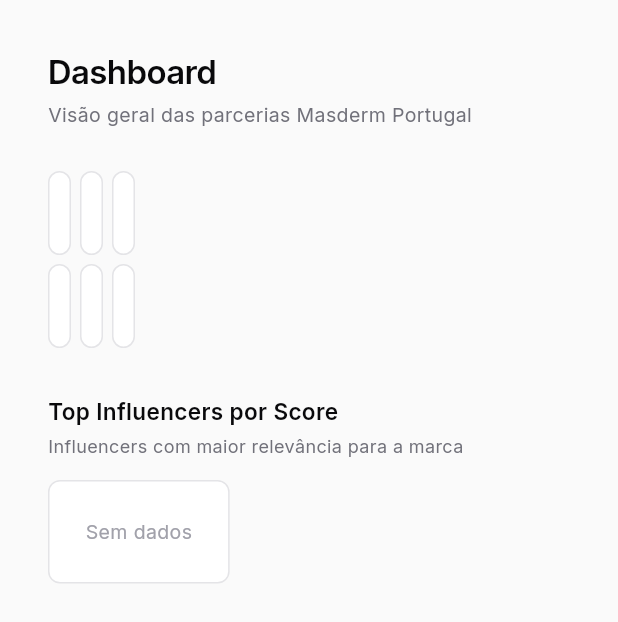
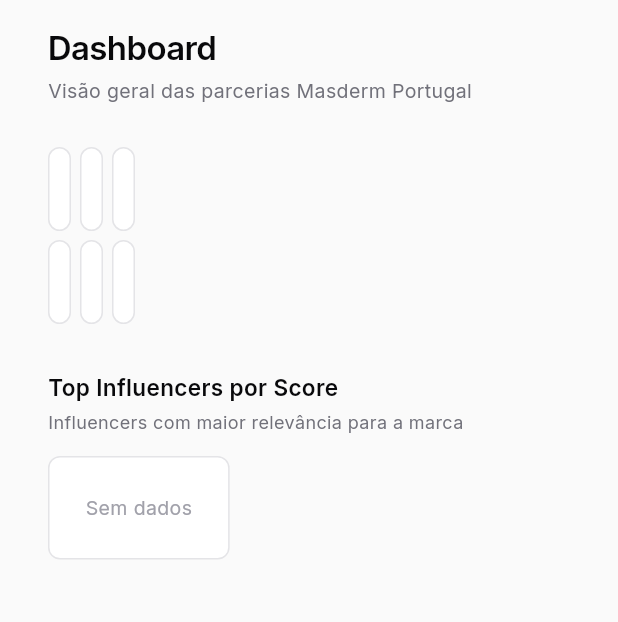
Before and after one commit to P-Correa/masderm-portal, a Flutter app: the DashboardScreen widget shown alone on an empty page, opened directly, on a phone screen of 412 x 824 dp. Shown: the top 622 px of the screen. Run offline on Flutter 3.47's test engine with Material 3 defaults, Android fonts, the phone set to English and light mode, and no system bars; our stand-ins replace csv, google_fonts, shared_preferences; accounts and stored records are empty.

Commit message:
fix: reduce top padding on dashboard to 16px
Co-Authored-By: Claude Sonnet 4.6 <noreply@anthropic.com>

```diff
--- a/lib/screens/dashboard_screen.dart
+++ b/lib/screens/dashboard_screen.dart
@@ -18,7 +18,7 @@ class DashboardScreen extends StatelessWidget {
     }
 
     return SingleChildScrollView(
-      padding: const EdgeInsets.all(32),
+      padding: const EdgeInsets.fromLTRB(32, 16, 32, 32),
       child: Column(
         crossAxisAlignment: CrossAxisAlignment.start,
         children: [
```
